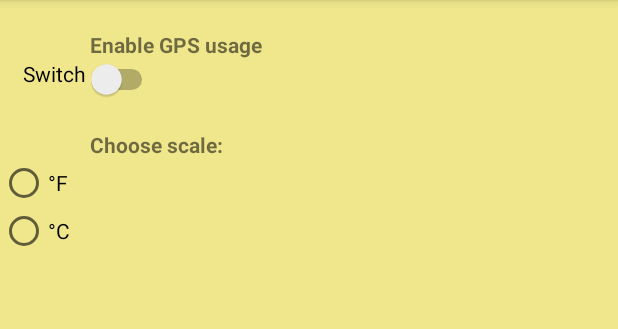
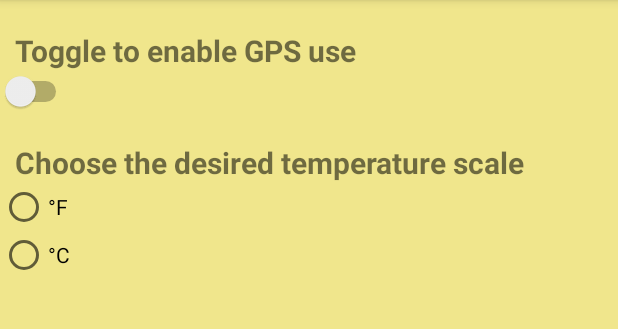
Before and after one commit to alchemist009/Android, an Android app: the screen it shows after launch (PreferencesActivity), in the options menu, after a tap on "Settings", on a phone screen of 412 x 824 dp, the part 84-413 px from its top. Run offline under Robolectric (Android 15) with nearby library versions, the phone set to English and light mode, and no system bars.

Commit message:
Added some intents between activities and fragment

```diff
--- a/WeatherApp/app/src/main/java/com/example/wra1th/weatherapp/MainActivity.java
+++ b/WeatherApp/app/src/main/java/com/example/wra1th/weatherapp/MainActivity.java
@@ -1,5 +1,6 @@
 package com.example.wra1th.weatherapp;
 
+import android.app.Fragment;
 import android.content.DialogInterface;
 import android.content.Intent;
 import android.support.v7.app.AlertDialog;
@@ -8,12 +9,18 @@ import android.os.Bundle;
 import android.text.InputType;
 import android.view.Menu;
 import android.view.MenuItem;
+import android.view.View;
 import android.widget.EditText;
 
 import Classes.CitySelected;
 import Classes.SettingsActivity;
 
+import static com.example.wra1th.weatherapp.WeatherFragment.SCALE_USED;
+
 public class MainActivity extends AppCompatActivity {
+
+    public static String TEMPERATURE_SCALE = "TEMPERATURE_SCALE";
+    public static final String USE_GPS = "USE_GPS";
 
     @Override
     protected void onCreate(Bundle savedInstanceState) {
@@ -23,6 +30,17 @@ public class MainActivity extends AppCompatActivity {
         if(savedInstanceState == null){
             getSupportFragmentManager().beginTransaction().add(R.id.container, new WeatherFragment()).commit();
         }
+        else{
+            int scale_used_index = 0;
+            if(getIntent().getSerializableExtra(TEMPERATURE_SCALE) != null) {
+                scale_used_index = (int) getIntent().getSerializableExtra(TEMPERATURE_SCALE);
+                WeatherFragment weatherFragment = new WeatherFragment();
+                Bundle bundle = new Bundle();
+                bundle.putInt(SCALE_USED, scale_used_index);
+                weatherFragment.setArguments(bundle);
+            }
+        }
+
     }
 
     @Override
@@ -33,6 +51,8 @@ public class MainActivity extends AppCompatActivity {
     @Override
     public boolean onOptionsItemSelected(MenuItem item){
         switch (item.getItemId()){
+
+
 
             case R.id.change_city : showInputDialog();
                                     break;
--- a/WeatherApp/app/src/main/java/com/example/wra1th/weatherapp/PreferencesActivity.java
+++ b/WeatherApp/app/src/main/java/com/example/wra1th/weatherapp/PreferencesActivity.java
@@ -1,20 +1,52 @@
 package com.example.wra1th.weatherapp;
 
 import android.app.Activity;
+import android.content.Intent;
 import android.os.Bundle;
 import android.preference.PreferenceActivity;
 import android.preference.PreferenceFragment;
 import android.support.annotation.Nullable;
 import android.support.v7.app.AppCompatActivity;
+import android.view.View;
+import android.widget.RadioButton;
+import android.widget.RadioGroup;
+import android.widget.Switch;
 
-public class PreferencesActivity extends AppCompatActivity {
+public class PreferencesActivity extends AppCompatActivity implements View.OnClickListener{
+
+
+    private RadioGroup radioTemperatureScale;
+    private RadioButton radioFahrenheit;
+    private RadioButton radioCelsius;
+
+    private Switch switchGPS;
 
     @Override
     protected void onCreate(Bundle savedInstanceState) {
         super.onCreate(savedInstanceState);
         setContentView(R.layout.settings_layout);
 
+        radioTemperatureScale = findViewById(R.id.radioTempScale);
+        switchGPS = findViewById(R.id.toggleGPS);
     }
 
-    //public void changeSettings()
+    @Override
+    public void onClick(View v){
+
+        int scaleSelected = radioTemperatureScale.getCheckedRadioButtonId();
+        boolean useGPS = switchGPS.isChecked();
+
+        Intent intent = new Intent(this, MainActivity.class);
+        intent.addFlags(Intent.FLAG_ACTIVITY_CLEAR_TOP);
+        intent.putExtra(MainActivity.TEMPERATURE_SCALE, scaleSelected);
+        intent.putExtra(MainActivity.USE_GPS, useGPS);
+
+        startActivity(intent);
+    }
+
+    @Override
+    public void onBackPressed(){
+        PreferencesActivity.this.finish();
+    }
+
 }
--- a/WeatherApp/app/src/main/java/com/example/wra1th/weatherapp/WeatherFragment.java
+++ b/WeatherApp/app/src/main/java/com/example/wra1th/weatherapp/WeatherFragment.java
@@ -1,10 +1,12 @@
 package com.example.wra1th.weatherapp;
 
 import android.content.Context;
+import android.content.Intent;
 import android.graphics.Typeface;
 import android.os.Bundle;
 import android.os.Handler;
 import android.support.v4.app.Fragment;
+import android.support.v4.app.FragmentTransaction;
 import android.util.Log;
 import android.view.LayoutInflater;
 import android.view.View;
@@ -28,6 +30,8 @@ import Classes.SettingsActivity;
 public class WeatherFragment extends Fragment {
 
     private static String FILENAME = "weatherOInfo.json";
+
+    public static String SCALE_USED = "SCALE_USED";
     Typeface weatherFont;
 
     TextView cityField;
@@ -35,7 +39,6 @@ public class WeatherFragment extends Fragment {
     TextView detailsField;
     TextView currentTemperatureField;
     TextView weatherIcon;
-
     Handler handler;
 
 
@@ -48,7 +51,18 @@ public class WeatherFragment extends Fragment {
     public void onCreate(Bundle savedInstanceState) {
         super.onCreate(savedInstanceState);
         weatherFont = Typeface.createFromAsset(getActivity().getAssets(), "fonts/weather.ttf");
-        updateWeatherData(new CitySelected(getActivity()).getCity(), new SettingsActivity(getActivity()).getScale());
+        Bundle bundle = this.getArguments();
+        int unit = 0;
+        String scale = "";
+        if(bundle != null){
+            unit = bundle.getInt(SCALE_USED, 0);
+        }
+        if(unit == 0){
+            scale = "imperial";
+        }
+        else
+            scale = "metric";
+        updateWeatherData(new CitySelected(getActivity()).getCity(), scale);
         }
 
     private void updateWeatherData(final String city, final String scale){
@@ -168,5 +182,4 @@ public class WeatherFragment extends Fragment {
     }
 
 
-
 }
--- a/WeatherApp/app/src/main/res/layout/settings_layout.xml
+++ b/WeatherApp/app/src/main/res/layout/settings_layout.xml
@@ -19,21 +19,20 @@
             android:id="@+id/textView2"
             android:layout_width="match_parent"
             android:layout_height="wrap_content"
-            android:layout_gravity="left"
-            android:text="Enable GPS usage"
-            android:paddingStart="60sp"
+            android:layout_gravity="start"
+            android:text="@string/gps_toggle_text"
+            android:paddingStart="10sp"
             android:paddingEnd="5sp"
             android:paddingTop="20sp"
             android:textStyle="bold"
-            android:fontFamily="sans-serif" />
+            android:fontFamily="sans-serif"
+            android:textSize="20sp"/>
 
         <Switch
-            android:id="@+id/switch1"
+            android:id="@+id/toggleGPS"
             android:layout_width="wrap_content"
             android:layout_height="wrap_content"
-            android:paddingLeft="15sp"
             android:gravity="end"
-            android:text="Switch"
             tools:layout_editor_absoluteX="128dp"
             tools:layout_editor_absoluteY="8dp" />
 
@@ -49,16 +48,18 @@
             android:id="@+id/textView3"
             android:layout_width="match_parent"
             android:layout_height="wrap_content"
-            android:text="Choose scale: "
-            android:paddingStart="60sp"
+            android:text="@string/scale_choice"
+            android:paddingStart="10sp"
             android:paddingEnd="5sp"
             android:paddingTop="20sp"
             android:textStyle="bold"
+            android:textSize="20sp"
             android:fontFamily="sans-serif"/>
 
         <RadioGroup
             android:layout_width="wrap_content"
-            android:layout_height="wrap_content">
+            android:layout_height="wrap_content"
+            android:id="@+id/radioTempScale">
 
             <RadioButton
                 android:id="@+id/FScale"
--- a/WeatherApp/app/src/main/res/values/strings.xml
+++ b/WeatherApp/app/src/main/res/values/strings.xml
@@ -20,5 +20,7 @@
 
     <string name="place_not_found">Sorry, no weather data found.</string>
     <string name="title_activity_settings">Settings</string>
+    <string name="gps_toggle_text">Toggle to enable GPS use</string>
+    <string name="scale_choice">Choose the desired temperature scale</string>
 
 </resources>
```
